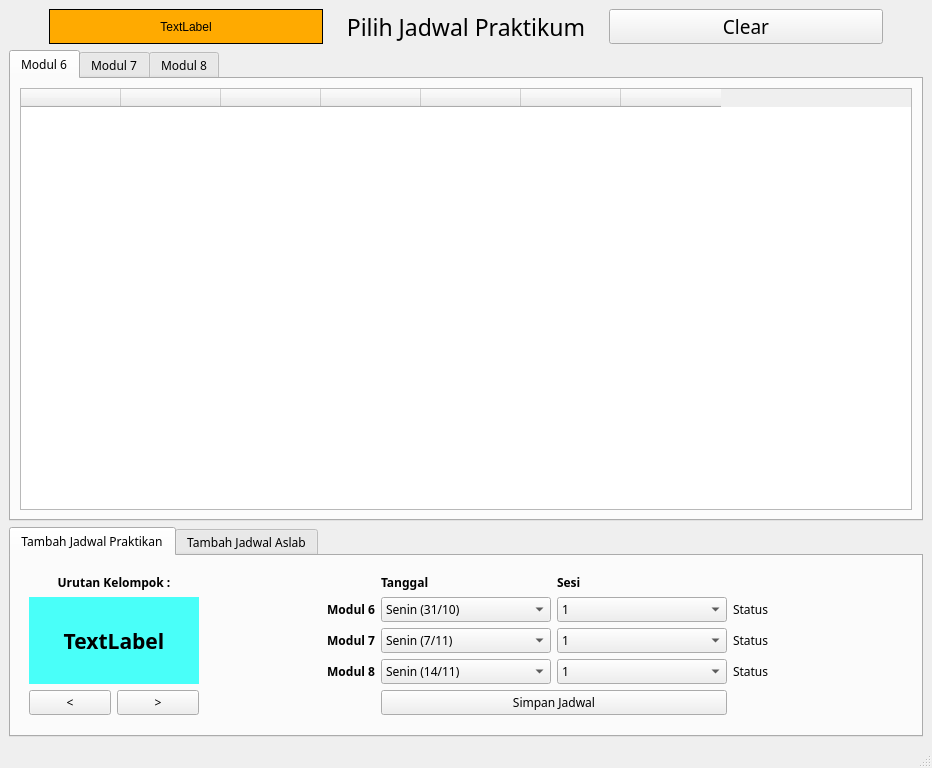
Before: the Qt Designer form Design_Trial.ui in burjoy/Proyek_PyQt5, drawn with Qt 5.
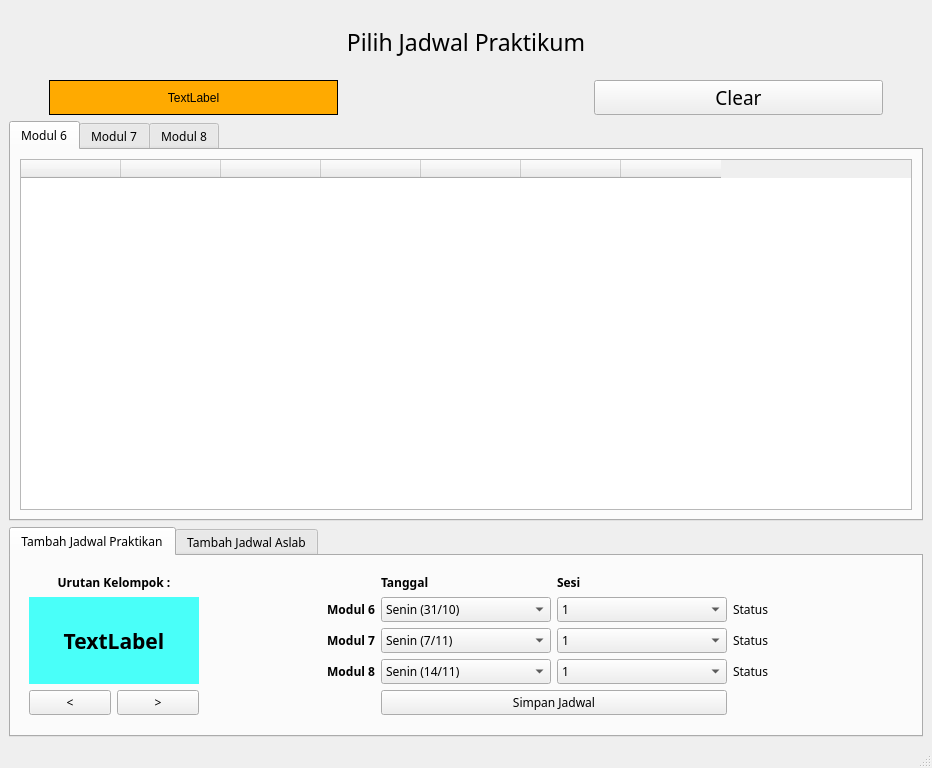
After: the same form once the commit is applied.

What changed in the file:
```diff
--- a/Design_Trial.ui
+++ b/Design_Trial.ui
@@ -18,7 +18,7 @@
   </property>
   <widget class="QWidget" name="centralwidget">
    <layout class="QGridLayout" name="gridLayout">
-    <item row="0" column="0">
+    <item row="1" column="0">
      <layout class="QHBoxLayout" name="horizontalLayout">
       <item>
        <spacer name="horizontalSpacer_2">
@@ -55,23 +55,20 @@
        </widget>
       </item>
       <item>
-       <widget class="QLabel" name="label_4">
-        <property name="font">
-         <font>
-          <family>Poppins</family>
-          <pointsize>17</pointsize>
-         </font>
+       <spacer name="horizontalSpacer_3">
+        <property name="orientation">
+         <enum>Qt::Horizontal</enum>
         </property>
-        <property name="layoutDirection">
-         <enum>Qt::LeftToRight</enum>
+        <property name="sizeType">
+         <enum>QSizePolicy::Fixed</enum>
         </property>
-        <property name="text">
-         <string>Pilih Jadwal Praktikum</string>
+        <property name="sizeHint" stdset="0">
+         <size>
+          <width>250</width>
+          <height>20</height>
+         </size>
         </property>
-        <property name="alignment">
-         <set>Qt::AlignCenter</set>
-        </property>
-       </widget>
+       </spacer>
       </item>
       <item>
        <widget class="QPushButton" name="clear">
@@ -104,7 +101,7 @@
       </item>
      </layout>
     </item>
-    <item row="1" column="0">
+    <item row="2" column="0">
      <widget class="QTabWidget" name="tabWidget_2">
       <property name="sizePolicy">
        <sizepolicy hsizetype="Preferred" vsizetype="Preferred">
@@ -269,7 +266,7 @@
       </widget>
      </widget>
     </item>
-    <item row="2" column="0">
+    <item row="3" column="0">
      <widget class="QTabWidget" name="tabWidget">
       <property name="sizePolicy">
        <sizepolicy hsizetype="Expanding" vsizetype="Fixed">
@@ -809,6 +806,25 @@
       </widget>
      </widget>
     </item>
+    <item row="0" column="0">
+     <widget class="QLabel" name="label_4">
+      <property name="font">
+       <font>
+        <family>Poppins</family>
+        <pointsize>17</pointsize>
+       </font>
+      </property>
+      <property name="layoutDirection">
+       <enum>Qt::LeftToRight</enum>
+      </property>
+      <property name="text">
+       <string>Pilih Jadwal Praktikum</string>
+      </property>
+      <property name="alignment">
+       <set>Qt::AlignCenter</set>
+      </property>
+     </widget>
+    </item>
    </layout>
   </widget>
   <widget class="QMenuBar" name="menubar">
@@ -817,7 +833,7 @@
      <x>0</x>
      <y>0</y>
      <width>932</width>
-     <height>26</height>
+     <height>21</height>
     </rect>
    </property>
   </widget>
```
